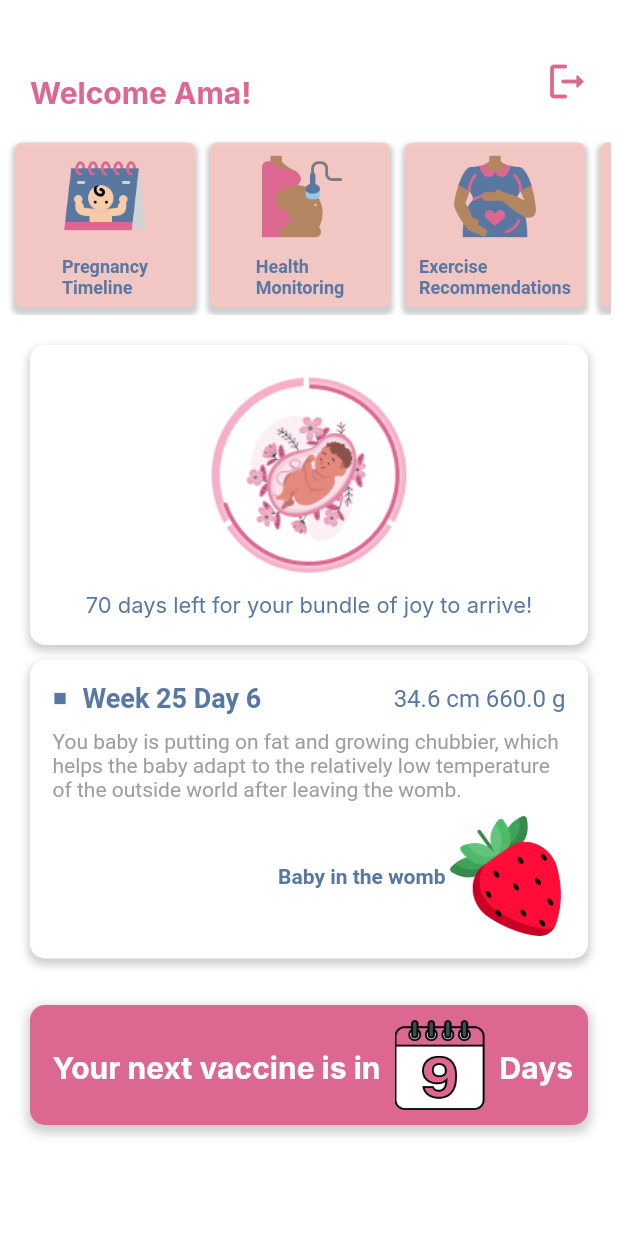
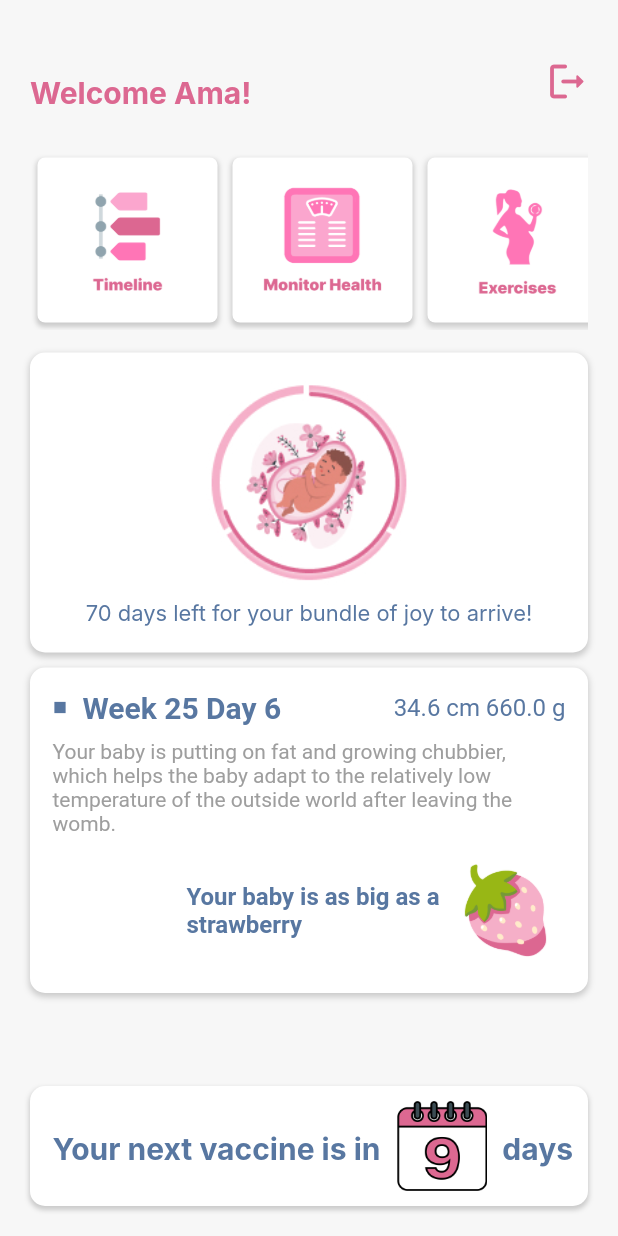
Before and after one commit to Health-Project-Y3/frontend, a Flutter app: the PregnancyHomeView screen opened directly, on a phone screen of 412 x 824 dp. Run offline on Flutter 3.47's test engine with Material 2 defaults, Android fonts, the phone set to English and light mode, and no system bars; our stand-ins replace fl_chart, flutter_custom_clippers, shared_preferences, sqflite; accounts and stored records are empty; Roboto replaces fonts that are missing (Inter, Montserrat).

Commit message:
pregnancy home page UI update

```diff
--- a/thurula/lib/views/pregnancy_home_view.dart
+++ b/thurula/lib/views/pregnancy_home_view.dart
@@ -12,7 +12,7 @@ class PregnancyHomeView extends StatelessWidget {
   @override
   Widget build(BuildContext context) {
     return Scaffold(
-      backgroundColor: const Color.fromARGB(255, 255, 255, 255),
+      backgroundColor: const Color.fromARGB(255, 247, 247, 247),
       body: Stack(
         children: [
           const Positioned(
@@ -29,9 +29,9 @@ class PregnancyHomeView extends StatelessWidget {
             ),
           ),
           Positioned(
-            top: 70,
-            left: 5,
-            right: 5,
+            top: 80,
+            left: 20,
+            right: 20,
             child: Container(
               margin: const EdgeInsets.symmetric(vertical: 20),
               height: 120,
@@ -56,14 +56,14 @@ class PregnancyHomeView extends StatelessWidget {
                           width: 120,
                           height: 120,
                           decoration: BoxDecoration(
-                            color: const Color.fromARGB(223, 247, 198, 193),
+                            color: const Color.fromARGB(255, 255, 255, 255),
                             borderRadius: BorderRadius.circular(5.0),
                             boxShadow: [
                               BoxShadow(
                                 color: Colors.grey.withOpacity(0.5),
-                                spreadRadius: 2,
+                                spreadRadius: 0.5,
                                 blurRadius: 2,
-                                offset: const Offset(0, 3),
+                                offset: const Offset(0, 2),
                               ),
                             ],
                           ),
@@ -72,18 +72,8 @@ class PregnancyHomeView extends StatelessWidget {
                             children: [
                               ClipRRect(
                                 child: Image.asset(
-                                    'assets/images/menu-icons/timeline.png',
-                                    height: 60),
-                              ),
-                              const SizedBox(height: 10),
-                              // center aligned text
-                              const Text(
-                                'Pregnancy\nTimeline',
-                                style: TextStyle(
-                                    fontFamily: 'Montserrat',
-                                    color: Color.fromARGB(255, 88, 119, 161),
-                                    fontSize: 12,
-                                    fontWeight: FontWeight.bold)
+                                    'assets/images/menu-tiles/timeline2.png',
+                                    height: 100),
                               ),
                             ],
                           ),
@@ -105,14 +95,14 @@ class PregnancyHomeView extends StatelessWidget {
                           width: 120,
                           height: 120,
                           decoration: BoxDecoration(
-                            color: const Color.fromARGB(223, 247, 198, 193),
+                            color: const Color.fromARGB(255, 255, 255, 255),
                             borderRadius: BorderRadius.circular(5.0),
                             boxShadow: [
                               BoxShadow(
                                 color: Colors.grey.withOpacity(0.5),
-                                spreadRadius: 2,
+                                spreadRadius: 0.5,
                                 blurRadius: 2,
-                                offset: const Offset(0, 3),
+                                offset: const Offset(0, 2),
                               ),
                             ],
                           ),
@@ -121,16 +111,9 @@ class PregnancyHomeView extends StatelessWidget {
                             children: [
                               ClipRRect(
                                 child: Image.asset(
-                                    'assets/images/menu-icons/healthcare.png',
-                                    height: 60),
+                                    'assets/images/menu-tiles/monitor2.png',
+                                    height: 100),
                               ),
-                              const SizedBox(height: 10),
-                              const Text('Health\nMonitoring',
-                                  style: TextStyle(
-                                      fontFamily: 'Montserrat',
-                                      color: Color.fromARGB(255, 88, 119, 161),
-                                      fontSize: 12,
-                                      fontWeight: FontWeight.bold))
                             ],
                           ),
                         ),
@@ -151,14 +134,14 @@ class PregnancyHomeView extends StatelessWidget {
                           width: 120,
                           height: 120,
                           decoration: BoxDecoration(
-                            color: const Color.fromARGB(223, 247, 198, 193),
+                            color: const Color.fromARGB(255, 255, 255, 255),
                             borderRadius: BorderRadius.circular(5.0),
                             boxShadow: [
                               BoxShadow(
                       color: Colors.grey.withOpacity(0.5),
-                                spreadRadius: 2,
-                                blurRadius: 2,
-                                offset: const Offset(0, 3),
+                      spreadRadius: 0.5,
+                      blurRadius: 3,
+                      offset: const Offset(0, 2),
                     ),
                             ],
                           ),
@@ -167,16 +150,9 @@ class PregnancyHomeView extends StatelessWidget {
                             children: [
                               ClipRRect(
                                 child: Image.asset(
-                                    'assets/images/menu-icons/exercises.png',
-                                    height: 60),
+                                    'assets/images/menu-tiles/exercise2.png',
+                                    height: 100),
                               ),
-                              const SizedBox(height: 10),
-                              const Text('Exercise\nRecommendations',
-                                  style: TextStyle(
-                                      fontFamily: 'Montserrat',
-                                      color: Color.fromARGB(255, 88, 119, 161),
-                                      fontSize: 12,
-                                      fontWeight: FontWeight.bold))
                             ],
                           ),
                         ),
@@ -197,14 +173,14 @@ class PregnancyHomeView extends StatelessWidget {
                           width: 120,
                           height: 120,
                           decoration: BoxDecoration(
-                            color: const Color.fromARGB(223, 247, 198, 193),
+                            color: const Color.fromARGB(255, 255, 255, 255),
                             borderRadius: BorderRadius.circular(5.0),
                             boxShadow: [
                               BoxShadow(
                       color: Colors.grey.withOpacity(0.5),
-                                spreadRadius: 2,
-                                blurRadius: 2,
-                                offset: const Offset(0, 3),
+                      spreadRadius: 0.5,
+                      blurRadius: 3,
+                      offset: const Offset(0, 2),
                     ),
                             ],
                           ),
@@ -213,16 +189,9 @@ class PregnancyHomeView extends StatelessWidget {
                             children: [
                               ClipRRect(
                                 child: Image.asset(
-                                    'assets/images/menu-icons/names.png',
-                                    height: 60),
+                                    'assets/images/menu-tiles/names2.png',
+                                    height: 100),
                               ),
-                              const SizedBox(height: 10),
-                              const Text('Baby Name\nSuggestions',
-                                  style: TextStyle(
-                                      fontFamily: 'Montserrat',
-                                      color: Color.fromARGB(255, 88, 119, 161),
-                                      fontSize: 12,
-                                      fontWeight: FontWeight.bold))
                             ],
                           ),
                         ),
@@ -244,14 +213,14 @@ class PregnancyHomeView extends StatelessWidget {
                           width: 120,
                           height: 120,
                           decoration: BoxDecoration(
-                            color: const Color.fromARGB(223, 247, 198, 193),
+                            color: const Color.fromARGB(255, 255, 255, 255),
                             borderRadius: BorderRadius.circular(5.0),
                             boxShadow: [
                               BoxShadow(
                       color: Colors.grey.withOpacity(0.5),
-                                spreadRadius: 2,
-                                blurRadius: 2,
-                                offset: const Offset(0, 3),
+                      spreadRadius: 0.5,
+                      blurRadius: 3,
+                      offset: const Offset(0, 2),
                     ),
                             ],
                           ),
@@ -260,16 +229,9 @@ class PregnancyHomeView extends StatelessWidget {
                             children: [
                               ClipRRect(
                                 child: Image.asset(
-                                    'assets/images/menu-icons/vaccine.png',
-                                    height: 60),
+                                    'assets/images/menu-tiles/vaccine2.png',
+                                    height: 100),
                               ),
-                              const SizedBox(height: 10),
-                              const Text('Vaccination Tracking',
-                                  style: TextStyle(
-                                      fontFamily: 'Montserrat',
-                                      color: Color.fromARGB(255, 88, 119, 161),
-                                      fontSize: 12,
-                                      fontWeight: FontWeight.bold))
                             ],
                           ),
                         ),
@@ -281,7 +243,7 @@ class PregnancyHomeView extends StatelessWidget {
 
           // days left
           Positioned(
-            top: 230,
+            top: 235,
             left: 20,
             right: 20,
             child: Container(
@@ -293,15 +255,15 @@ class PregnancyHomeView extends StatelessWidget {
                 boxShadow: [
                   BoxShadow(
                     color: Colors.grey.withOpacity(0.5),
-                    spreadRadius: 1,
-                    blurRadius: 4,
-                    offset: const Offset(0, 3),
+                    spreadRadius: 0.5,
+                    blurRadius: 3,
+                    offset: const Offset(0, 2),
                   ),
                 ],
               ),
               child: Center(
                 child: FittedBox(
-                  fit: BoxFit.contain, // Scale the content to fit within the container
+                  fit: BoxFit.contain,
                   child: Column(
                     children: [
                       Padding(
@@ -334,7 +296,7 @@ class PregnancyHomeView extends StatelessWidget {
 
           // baby size
           Positioned(
-            top: 440,
+            top: 445,
             left: 20,
             right: 20,
             child: IntrinsicHeight(
@@ -347,9 +309,9 @@ class PregnancyHomeView extends StatelessWidget {
                 boxShadow: [
                   BoxShadow(
                     color: Colors.grey.withOpacity(0.5),
-                    spreadRadius: 1,
-                    blurRadius: 4,
-                    offset: const Offset(0, 3),
+                    spreadRadius: 0.5,
+                    blurRadius: 3,
+                    offset: const Offset(0, 2),
                   ),
                 ],
               ),
@@ -360,6 +322,7 @@ class PregnancyHomeView extends StatelessWidget {
                   children: [
                     const Row(
                       children: [
+                        // bullet point
                         Icon(
                           Icons.square,
                           size: 10,
@@ -369,7 +332,7 @@ class PregnancyHomeView extends StatelessWidget {
                         Text(
                           'Week 25 Day 6',
                           style: TextStyle(
-                            fontSize: 18,
+                            fontSize: 20,
                             fontWeight: FontWeight.bold,
                             color: Color.fromARGB(255, 88, 119, 161),
                           ),
@@ -386,7 +349,7 @@ class PregnancyHomeView extends StatelessWidget {
                     ),
                     const SizedBox(height: 10),
                     const Text(
-                      'You baby is putting on fat and growing chubbier, which helps the baby adapt to the relatively low temperature of the outside world after leaving the womb.',
+                      'Your baby is putting on fat and growing chubbier, which helps the baby adapt to the relatively low temperature of the outside world after leaving the womb.',
                       style: TextStyle(
                         fontSize: 14,
                         color: Colors.grey,
@@ -397,15 +360,15 @@ class PregnancyHomeView extends StatelessWidget {
                       mainAxisAlignment: MainAxisAlignment.end,
                       children: [
                         const Text(
-                          'Baby in the womb',
+                          'Your baby is as big as a \nstrawberry',
                           style: TextStyle(
-                            fontSize: 14,
+                            fontSize: 16,
                             fontWeight: FontWeight.bold,
                             color: Color.fromARGB(255, 88, 119, 161),
                           ),
                         ),
                         Image.asset(
-                          'assets/images/pregnancy-home/size.png',
+                          'assets/images/pregnancy-home/strawberry2.png',
                           height: 80,
                         ),
                       ],
@@ -418,21 +381,21 @@ class PregnancyHomeView extends StatelessWidget {
           ),
 
           Positioned(
-              top: 670,
+              bottom: 20,
               left: 20,
               right: 20,
               child: Container(
                 width: 380,
                 height: 80,
                 decoration: BoxDecoration(
-                  color: const Color.fromARGB(255, 220, 104, 145),
+                  color: Color.fromARGB(255, 255, 255, 255),
                   borderRadius: BorderRadius.circular(10.0),
                   boxShadow: [
                     BoxShadow(
                       color: Colors.grey.withOpacity(0.5),
-                      spreadRadius: 2,
-                      blurRadius: 5,
-                      offset: const Offset(0, 3),
+                      spreadRadius: 0.5,
+                      blurRadius: 2,
+                      offset: const Offset(0, 2),
                     ),
                   ],
                 ),
@@ -447,18 +410,18 @@ class PregnancyHomeView extends StatelessWidget {
                             child: Text(
                               'Your next vaccine is in',
                               style: TextStyle(
-                              color: Color.fromARGB(255, 255, 255, 255),
+                                  color: Color.fromARGB(255, 88, 119, 161),
                                   fontSize: 20.0,
                                   height: 1.5,
                                   fontFamily: 'Inter',
                                   fontWeight: FontWeight
-                                  .bold), // change this to the desired text color
+                                      .bold),
                             ),
                       )),
                       Padding(
                         padding: const EdgeInsets.only(
                           left: 5.0,
-                        ), // change this to the desired amount of padding
+                        ),
                         child: ClipRRect(
                           child: Image.asset(
                               'assets/images/pregnancy-home/calendar/9.png',
@@ -467,16 +430,16 @@ class PregnancyHomeView extends StatelessWidget {
                       ),
                       const Padding(
                         padding: EdgeInsets.all(
-                            10.0), // change this to the desired amount of padding
+                            10.0),
                         child: Text(
-                          'Days',
+                          'days',
                           style: TextStyle(
-                              color: Color.fromARGB(255, 255, 255, 255),
+                              color: Color.fromARGB(255, 88, 119, 161),
                               fontSize: 20.0,
                               height: 1.5,
                               fontFamily: 'Inter',
                               fontWeight: FontWeight
-                                  .bold), // change this to the desired text color
+                                  .bold),
                         ),
                       ),
                     ],
--- a/thurula/pubspec.yaml
+++ b/thurula/pubspec.yaml
@@ -77,6 +77,7 @@ flutter:
     - assets/fonts/
     - assets/images/sleeping_image.png
     - assets/images/exercises/
+    - assets/images/menu-tiles/
     - assets/images/mom.png
   # To add assets to your application, add an assets section, like this:
   # assets:
```
Also changed, not shown: thurula/assets/images/menu-tiles/exercise2.png (added), thurula/assets/images/menu-tiles/monitor2.png (added), thurula/assets/images/menu-tiles/names2.png (added), thurula/assets/images/menu-tiles/timeline2.png (added), thurula/assets/images/menu-tiles/vaccine2.png (added), thurula/assets/images/pregnancy-home/strawberry2.png (added). Lines whose indentation alone changed are shown as unchanged.
